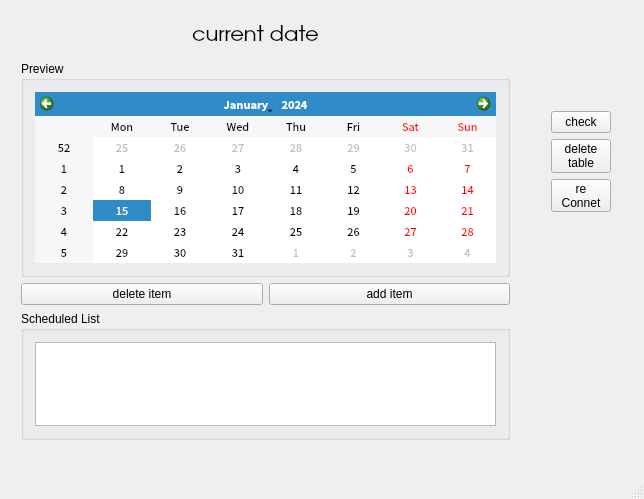
First picture: the form in mainwindow.ui, repository steven558877/Calendar, before the edit.
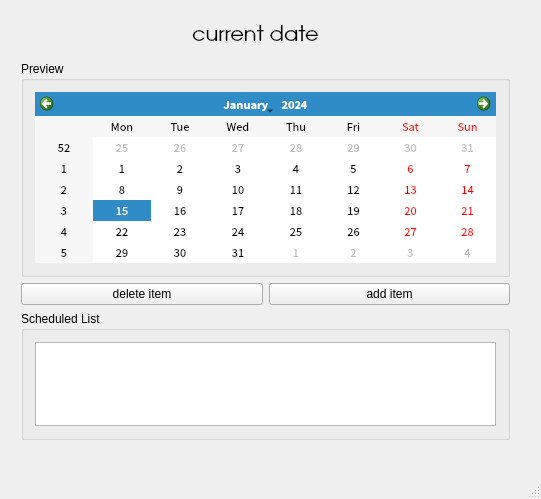
Second picture: the form after the edit.

Commit message: fix user name problem and delete sql button

```diff
--- a/mainwindow.ui
+++ b/mainwindow.ui
@@ -6,7 +6,7 @@
    <rect>
     <x>0</x>
     <y>0</y>
-    <width>644</width>
+    <width>541</width>
     <height>499</height>
    </rect>
   </property>
@@ -39,42 +39,7 @@
      <set>Qt::AlignCenter</set>
     </property>
    </widget>
-   <widget class="QWidget" name="">
-    <property name="geometry">
-     <rect>
-      <x>540</x>
-      <y>100</y>
-      <width>82</width>
-      <height>123</height>
-     </rect>
-    </property>
-    <layout class="QGridLayout" name="gridLayout_3">
-     <item row="3" column="0">
-      <widget class="QPushButton" name="re">
-       <property name="text">
-        <string>re
-Connet</string>
-       </property>
-      </widget>
-     </item>
-     <item row="1" column="0">
-      <widget class="QPushButton" name="check">
-       <property name="text">
-        <string>check</string>
-       </property>
-      </widget>
-     </item>
-     <item row="2" column="0">
-      <widget class="QPushButton" name="test">
-       <property name="text">
-        <string>delete
-table</string>
-       </property>
-      </widget>
-     </item>
-    </layout>
-   </widget>
-   <widget class="QWidget" name="">
+   <widget class="QWidget" name="layoutWidget">
     <property name="geometry">
      <rect>
       <x>10</x>
```
Left out of the diff: 2 changed lines with no effect on the pictures. The commit also changes 16 other files.
